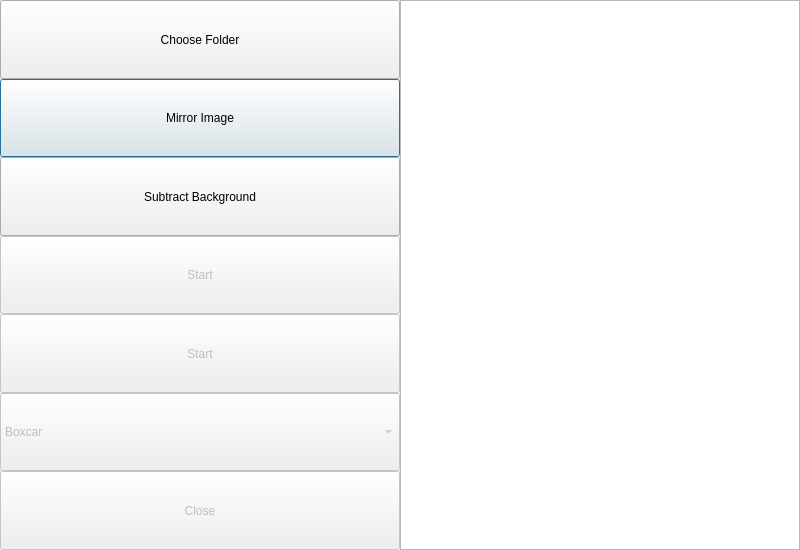
Qt form ui/Picture_Video_Convert.ui (ClaudiusCaesarPoseidon/coherence_length_analyser_main) before a commit.
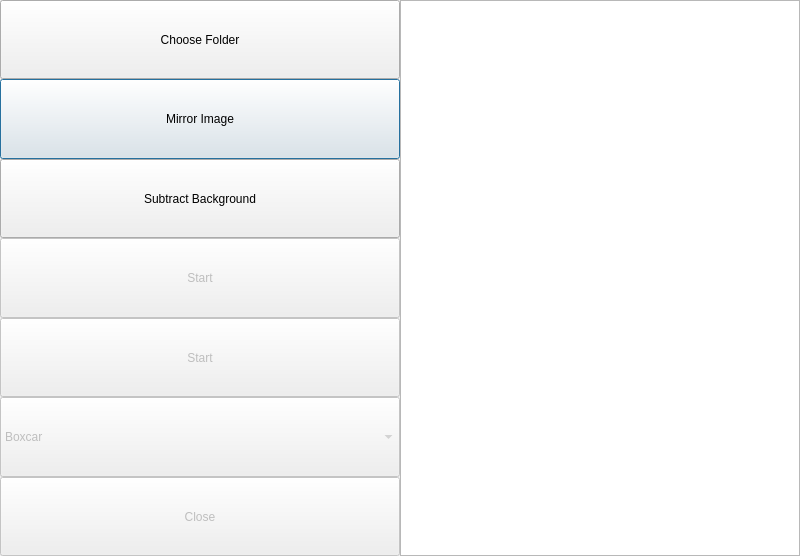
The same form after that commit.

The edit to the form file:
```diff
--- a/ui/Picture_Video_Convert.ui
+++ b/ui/Picture_Video_Convert.ui
@@ -7,7 +7,7 @@
     <x>0</x>
     <y>0</y>
     <width>800</width>
-    <height>550</height>
+    <height>556</height>
    </rect>
   </property>
   <property name="sizePolicy">
```
Left out of the diff: 4 changed lines with no effect on the pictures.
